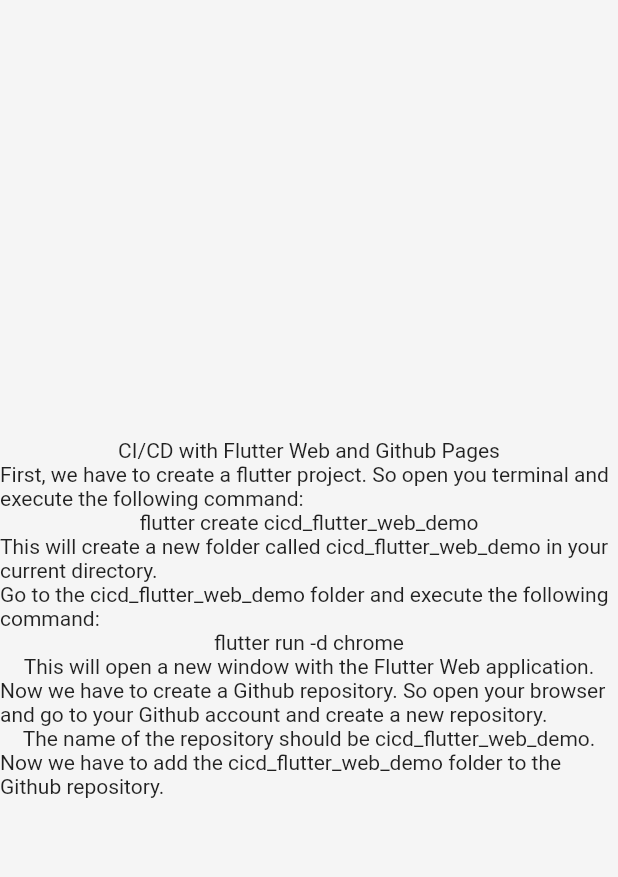
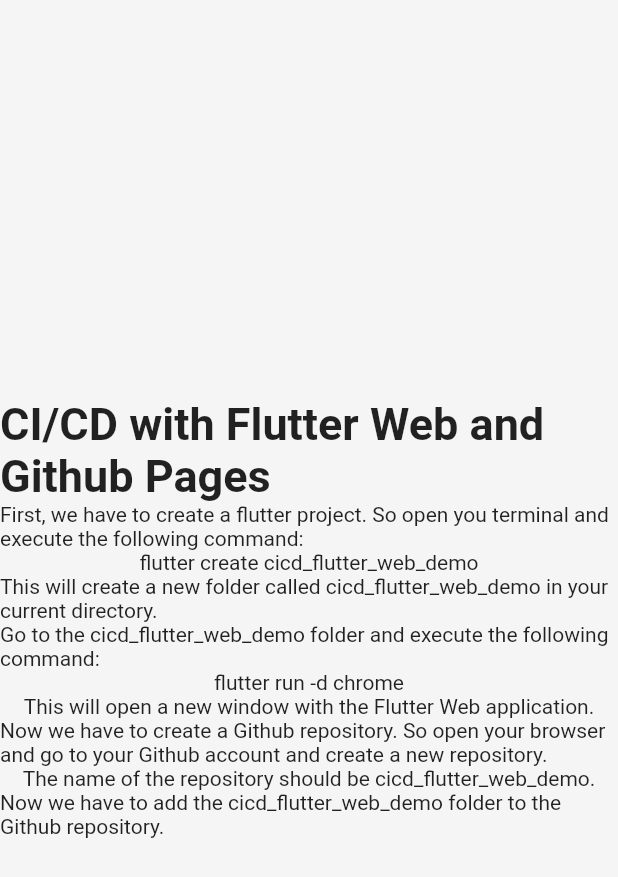
Before and after one commit to jonasreycian/auto_deploy_flutter_web_to_ghpages, a Flutter app: the screen it shows after launch, on a phone screen of 412 x 824 dp. Shown: the top 877 px of the screen. Run offline on Flutter 3.47's test engine with Material 2 defaults, Android fonts, the light colour scheme and no system bars.

Commit message:
Update main

```diff
--- a/lib/main.dart
+++ b/lib/main.dart
@@ -32,7 +32,13 @@
           child: Column(
             mainAxisAlignment: MainAxisAlignment.center,
             children: const <Widget>[
-              Text('CI/CD with Flutter Web and Github Pages'),
+              Text(
+                'CI/CD with Flutter Web and Github Pages',
+                style: TextStyle(
+                  fontSize: 30,
+                  fontWeight: FontWeight.bold,
+                ),
+              ),
               Text(
                   'First, we have to create a flutter project. So open you terminal and execute the following command:'),
               Text('flutter create cicd_flutter_web_demo'),
```
